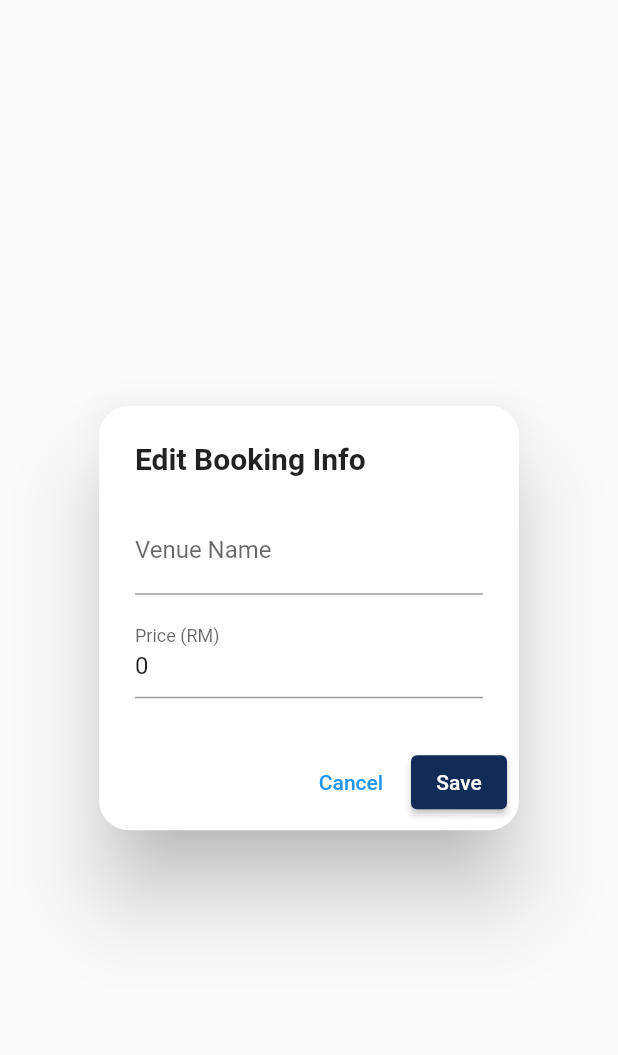
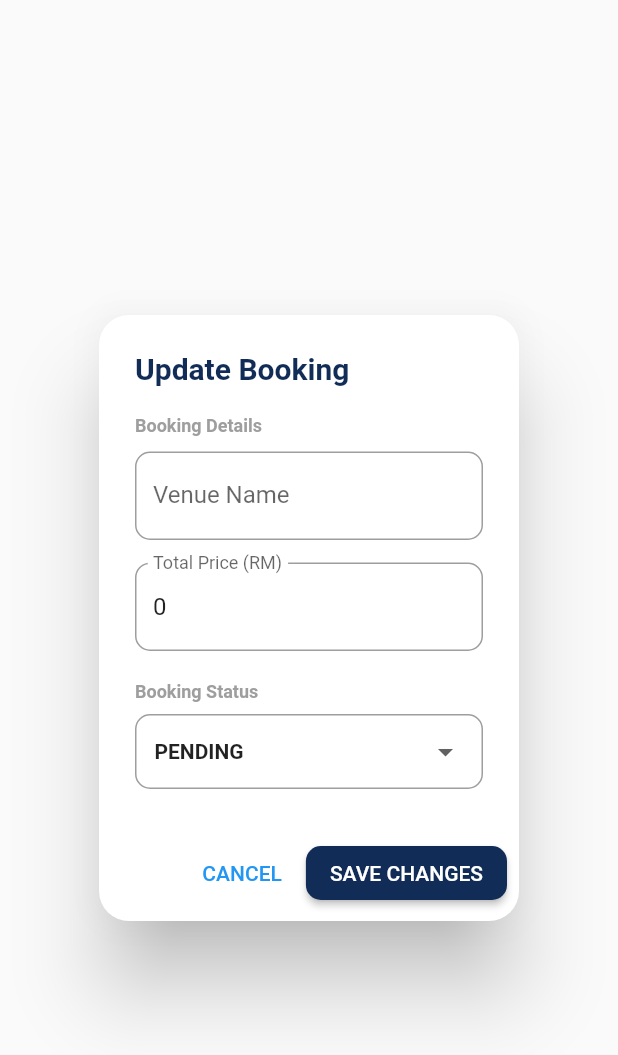
Before and after one commit to Irms19/project-mobile, a Flutter app: the EditBookingModal widget shown alone on an empty page, opened directly with empty values, on a phone screen of 412 x 824 dp. Shown: the top 1055 px of the screen. Run offline on Flutter 3.47's test engine with Material 2 defaults, Android fonts, the phone set to English and light mode, and no system bars; our stand-ins replace carousel_slider, cloud_firestore, firebase_auth, firebase_core, image_picker; accounts and stored records are empty.

Commit message:
admin manage hall

```diff
--- a/lib/admin/adminmanagebooking.dart
+++ b/lib/admin/adminmanagebooking.dart
@@ -56,7 +56,7 @@ class _AdminManageBookingPageState extends State<AdminManageBookingPage> {
                   // Tab 1: Logic - Action required
                   _buildFirestoreList(['pending', 'pending_payment', 'Upcoming']),
                   // Tab 2: Logic - Archive/History
-                  _buildFirestoreList(['confirmed', 'cancelled', 'Approved', 'rejected']),
+                  _buildFirestoreList(['confirmed', 'cancelled', 'Approved', 'Rejected']),
                 ],
               ),
             ),
@@ -260,39 +260,97 @@ class EditBookingModal extends StatefulWidget {
 class _EditBookingModalState extends State<EditBookingModal> {
   late TextEditingController venueController;
   late TextEditingController priceController;
+  late String selectedStatus;
+
+  // Define the available statuses for the Admin
+  final List<String> statusOptions = ['pending', 'confirmed', 'cancelled', 'Rejected'];
 
   @override
   void initState() {
     super.initState();
     venueController = TextEditingController(text: (widget.bookingData['venueName'] ?? '').toString());
     priceController = TextEditingController(text: (widget.bookingData['totalPrice'] ?? '').toString());
+
+    // Set initial status, ensuring it matches one of our options
+    String currentStatus = widget.bookingData['status'] ?? 'pending';
+    selectedStatus = statusOptions.contains(currentStatus) ? currentStatus : 'pending';
   }
 
   @override
   Widget build(BuildContext context) {
     return AlertDialog(
       shape: RoundedRectangleBorder(borderRadius: BorderRadius.circular(20)),
-      title: const Text("Edit Booking Info", style: TextStyle(fontWeight: FontWeight.bold)),
-      content: Column(
-        mainAxisSize: MainAxisSize.min,
-        children: [
-          TextField(controller: venueController, decoration: const InputDecoration(labelText: "Venue Name")),
-          const SizedBox(height: 10),
-          TextField(controller: priceController, decoration: const InputDecoration(labelText: "Price (RM)")),
-        ],
+      title: const Text("Update Booking", style: TextStyle(fontWeight: FontWeight.bold, color: Color(0xFF102C57))),
+      content: SingleChildScrollView(
+        child: Column(
+          mainAxisSize: MainAxisSize.min,
+          crossAxisAlignment: CrossAxisAlignment.start,
+          children: [
+            const Text("Booking Details", style: TextStyle(fontSize: 12, fontWeight: FontWeight.bold, color: Colors.grey)),
+            const SizedBox(height: 10),
+            TextField(
+              controller: venueController,
+              decoration: InputDecoration(
+                labelText: "Venue Name",
+                border: OutlineInputBorder(borderRadius: BorderRadius.circular(10)),
+              ),
+            ),
+            const SizedBox(height: 15),
+            TextField(
+              controller: priceController,
+              keyboardType: TextInputType.number,
+              decoration: InputDecoration(
+                labelText: "Total Price (RM)",
+                border: OutlineInputBorder(borderRadius: BorderRadius.circular(10)),
+              ),
+            ),
+            const SizedBox(height: 20),
+            const Text("Booking Status", style: TextStyle(fontSize: 12, fontWeight: FontWeight.bold, color: Colors.grey)),
+            const SizedBox(height: 8),
+            // STATUS DROPDOWN
+            Container(
+              padding: const EdgeInsets.symmetric(horizontal: 12),
+              decoration: BoxDecoration(
+                border: Border.all(color: Colors.grey),
+                borderRadius: BorderRadius.circular(10),
+              ),
+              child: DropdownButtonHideUnderline(
+                child: DropdownButton<String>(
+                  value: selectedStatus,
+                  isExpanded: true,
+                  items: statusOptions.map((String value) {
+                    return DropdownMenuItem<String>(
+                      value: value,
+                      child: Text(value.toUpperCase(), style: const TextStyle(fontSize: 14, fontWeight: FontWeight.w600)),
+                    );
+                  }).toList(),
+                  onChanged: (newValue) {
+                    setState(() {
+                      selectedStatus = newValue!;
+                    });
+                  },
+                ),
+              ),
+            ),
+          ],
+        ),
       ),
       actions: [
-        TextButton(onPressed: () => Navigator.pop(context), child: const Text("Cancel")),
+        TextButton(onPressed: () => Navigator.pop(context), child: const Text("CANCEL")),
         ElevatedButton(
-          style: ElevatedButton.styleFrom(backgroundColor: const Color(0xFF102C57)),
+          style: ElevatedButton.styleFrom(
+            backgroundColor: const Color(0xFF102C57),
+            shape: RoundedRectangleBorder(borderRadius: BorderRadius.circular(10)),
+          ),
           onPressed: () async {
             await FirebaseFirestore.instance.collection('bookings').doc(widget.docId).update({
               'venueName': venueController.text,
               'totalPrice': priceController.text,
+              'status': selectedStatus, // Saves the new status
             });
             if (mounted) Navigator.pop(context);
           },
-          child: const Text("Save", style: TextStyle(color: Colors.white)),
+          child: const Text("SAVE CHANGES", style: TextStyle(color: Colors.white)),
         )
       ],
     );
```
